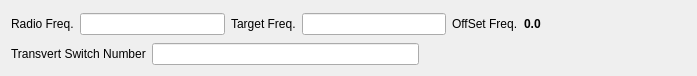
The window that mqt/MqtRigControl/transvertsetupform.ui (Rsclub22/Minos2-Mirror) describes before a commit, drawn with Qt 5.
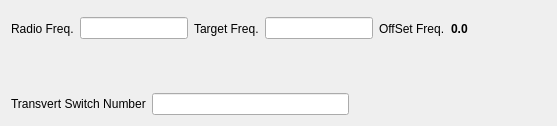
The same window after the commit.

Commit message: remove Transverter Target Freq Error Dialogue box that was preventing exit or cancel from applicaton. Replace with warning text below lineedit box.

The edit to the form file:
```diff
--- a/mqt/MqtRigControl/transvertsetupform.ui
+++ b/mqt/MqtRigControl/transvertsetupform.ui
@@ -6,8 +6,8 @@
    <rect>
     <x>0</x>
     <y>0</y>
-    <width>697</width>
-    <height>76</height>
+    <width>557</width>
+    <height>126</height>
    </rect>
   </property>
   <property name="windowTitle">
@@ -80,12 +80,49 @@
        </property>
        <property name="sizeHint" stdset="0">
         <size>
+         <width>38</width>
+         <height>17</height>
+        </size>
+       </property>
+      </spacer>
+     </item>
+    </layout>
+   </item>
+   <item>
+    <layout class="QHBoxLayout" name="horizontalLayout_3">
+     <item>
+      <spacer name="horizontalSpacer_2">
+       <property name="orientation">
+        <enum>Qt::Horizontal</enum>
+       </property>
+       <property name="sizeHint" stdset="0">
+        <size>
          <width>40</width>
          <height>20</height>
         </size>
        </property>
       </spacer>
      </item>
+     <item>
+      <widget class="QLabel" name="targetWarningLabel">
+       <property name="text">
+        <string/>
+       </property>
+      </widget>
+     </item>
+     <item>
+      <spacer name="horizontalSpacer_4">
+       <property name="orientation">
+        <enum>Qt::Horizontal</enum>
+       </property>
+       <property name="sizeHint" stdset="0">
+        <size>
+         <width>108</width>
+         <height>17</height>
+        </size>
+       </property>
+      </spacer>
+     </item>
     </layout>
    </item>
    <item>
```
Left out of the diff: 2 changed lines with no effect on the pictures. The commit also changes 3 other files.
